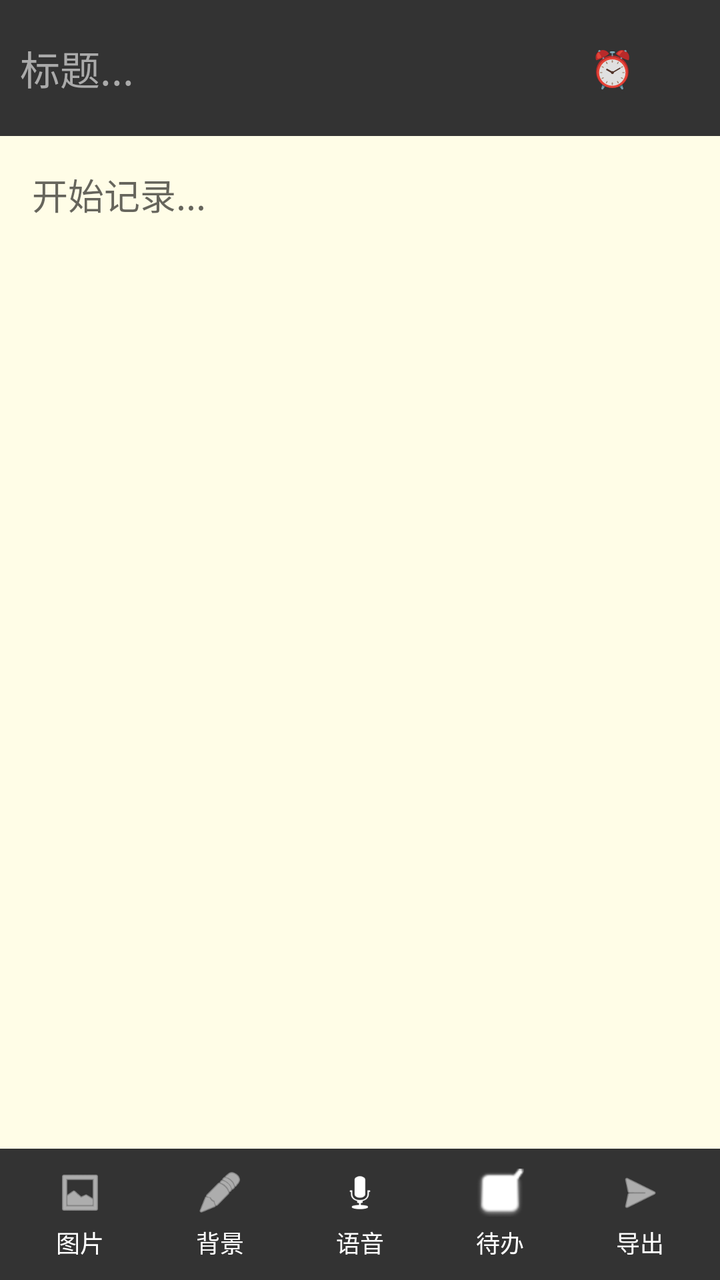
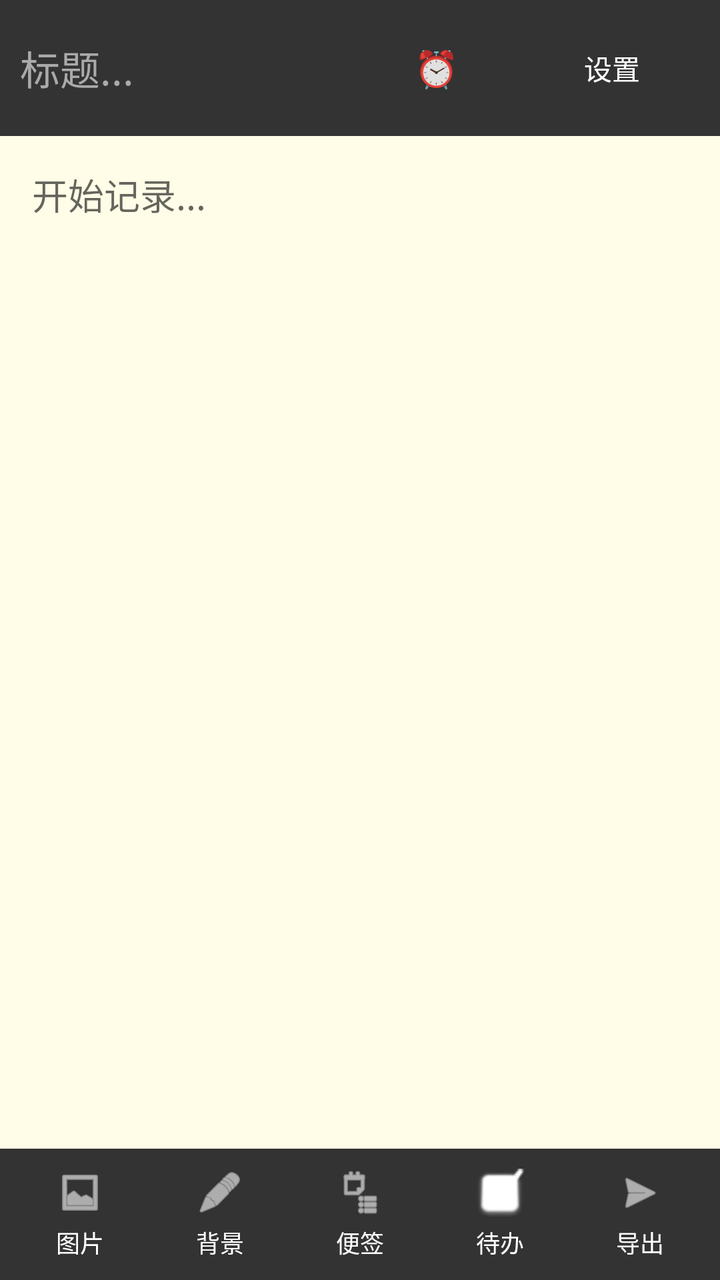

Compare the two renders of this Android layout. The source of the first and the diff that turns it into the second are given below.
<!-- AndroidManifest.xml: application theme AppTheme -->
<!-- res/layout/note_editor.xml -->
<?xml version="1.0" encoding="utf-8"?>
<LinearLayout xmlns:android="http://schemas.android.com/apk/res/android"
    android:layout_width="match_parent"
    android:layout_height="match_parent"
    android:orientation="vertical">

    <LinearLayout
        android:layout_width="match_parent"
        android:layout_height="wrap_content"
        android:background="#333333"
        android:orientation="horizontal"
        android:gravity="center_vertical"
        android:padding="10dp">

        
        <EditText
            android:id="@+id/title"
            android:layout_width="0dp"
            android:layout_weight="1"
            android:layout_height="wrap_content"
            android:textColor="#FFFFFF"
            android:textSize="20sp"
            android:background="@null"
            android:hint="标题..."
            android:textColorHint="#AAAAAA"
            android:inputType="text" />

        
        <Button
            android:id="@+id/btn_set_reminder"
            android:layout_width="wrap_content"
            android:layout_height="wrap_content"
            android:text="⏰"
            android:textSize="18sp"
            android:background="@null" />
    </LinearLayout>

    
    <ScrollView
        android:layout_width="match_parent"
        android:layout_height="0dp"
        android:layout_weight="1"
        android:background="#FFFDE7">

        <LinearLayout
            android:id="@+id/content_container"
            android:layout_width="match_parent"
            android:layout_height="wrap_content"
            android:orientation="vertical"
            android:padding="16dp">

            <EditText
                android:id="@+id/note"
                android:layout_width="match_parent"
                android:layout_height="wrap_content"
                android:minHeight="150dp"
                android:gravity="top|start"
                android:background="@null"
                android:textColor="#333333"
                android:inputType="textMultiLine|textCapSentences"
                android:hint="开始记录..." />

        </LinearLayout>
    </ScrollView>

    
    <LinearLayout
        android:layout_width="match_parent"
        android:layout_height="wrap_content"
        android:orientation="horizontal"
        android:background="#333333"
        android:padding="5dp"
        android:gravity="center">

        
        <LinearLayout
            android:id="@+id/btn_add_image"
            android:layout_width="0dp"
            android:layout_height="wrap_content"
            android:layout_weight="1"
            android:orientation="vertical"
            android:gravity="center"
            android:padding="5dp"
            android:background="?android:attr/selectableItemBackground">
            <ImageView
                android:layout_width="24dp"
                android:layout_height="24dp"
                android:src="@android:drawable/ic_menu_gallery"
                android:tint="#FFFFFF" />
            <TextView
                android:layout_width="wrap_content"
                android:layout_height="wrap_content"
                android:text="图片"
                android:textColor="#FFFFFF"
                android:textSize="12sp"
                android:layout_marginTop="4dp" />
        </LinearLayout>

        
        <LinearLayout
            android:id="@+id/btn_change_bg"
            android:layout_width="0dp"
            android:layout_height="wrap_content"
            android:layout_weight="1"
            android:orientation="vertical"
            android:gravity="center"
            android:padding="5dp"
            android:background="?android:attr/selectableItemBackground">
            <ImageView
                android:layout_width="24dp"
                android:layout_height="24dp"
                android:src="@android:drawable/ic_menu_edit"
                android:tint="#FFFFFF" />
            <TextView
                android:layout_width="wrap_content"
                android:layout_height="wrap_content"
                android:text="背景"
                android:textColor="#FFFFFF"
                android:textSize="12sp"
                android:layout_marginTop="4dp" />
        </LinearLayout>

        
        <LinearLayout
            android:id="@+id/btn_voice"
            android:layout_width="0dp"
            android:layout_height="wrap_content"
            android:layout_weight="1"
            android:orientation="vertical"
            android:gravity="center"
            android:padding="5dp"
            android:background="?android:attr/selectableItemBackground">
            <ImageView
                android:layout_width="24dp"
                android:layout_height="24dp"
                android:src="@android:drawable/ic_btn_speak_now"
                android:tint="#FFFFFF" />
            <TextView
                android:layout_width="wrap_content"
                android:layout_height="wrap_content"
                android:text="语音"
                android:textColor="#FFFFFF"
                android:textSize="12sp"
                android:layout_marginTop="4dp" />
        </LinearLayout>

        
        <LinearLayout
            android:id="@+id/btn_todo"
            android:layout_width="0dp"
            android:layout_height="wrap_content"
            android:layout_weight="1"
            android:orientation="vertical"
            android:gravity="center"
            android:padding="5dp"
            android:background="?android:attr/selectableItemBackground">
            <ImageView
                android:layout_width="24dp"
                android:layout_height="24dp"
                android:src="@android:drawable/checkbox_on_background"
                android:tint="#FFFFFF" />
            <TextView
                android:layout_width="wrap_content"
                android:layout_height="wrap_content"
                android:text="待办"
                android:textColor="#FFFFFF"
                android:textSize="12sp"
                android:layout_marginTop="4dp" />
        </LinearLayout>

        
        <LinearLayout
            android:id="@+id/btn_export"
            android:layout_width="0dp"
            android:layout_height="wrap_content"
            android:layout_weight="1"
            android:orientation="vertical"
            android:gravity="center"
            android:padding="5dp"
            android:background="?android:attr/selectableItemBackground">
            <ImageView
                android:layout_width="24dp"
                android:layout_height="24dp"
                android:src="@android:drawable/ic_menu_send"
                android:tint="#FFFFFF" />
            <TextView
                android:layout_width="wrap_content"
                android:layout_height="wrap_content"
                android:text="导出"
                android:textColor="#FFFFFF"
                android:textSize="12sp"
                android:layout_marginTop="4dp" />
        </LinearLayout>
    </LinearLayout>
</LinearLayout>
<!-- resources referenced by this layout -->
<resources>
  <style name="AppTheme" parent="android:Theme.Material.Light.DarkActionBar">
          <item name="android:colorPrimary">#4CAF50</item>
          <item name="android:colorPrimaryDark">#388E3C</item>
          <item name="android:colorAccent">#4CAF50</item>
      </style>
</resources>

<!-- the commit's change to res/layout/note_editor.xml (unified diff, before → after) -->
@@ -1,9 +1,11 @@
 <?xml version="1.0" encoding="utf-8"?>
 <LinearLayout xmlns:android="http://schemas.android.com/apk/res/android"
+    android:id="@+id/editor_root"
     android:layout_width="match_parent"
     android:layout_height="match_parent"
     android:orientation="vertical">
 
+    
     <LinearLayout
         android:layout_width="match_parent"
         android:layout_height="wrap_content"
@@ -12,7 +14,6 @@
         android:gravity="center_vertical"
         android:padding="10dp">
 
-        
         <EditText
             android:id="@+id/title"
             android:layout_width="0dp"
@@ -25,7 +26,6 @@
             android:textColorHint="#AAAAAA"
             android:inputType="text" />
 
-        
         <Button
             android:id="@+id/btn_set_reminder"
             android:layout_width="wrap_content"
@@ -33,21 +33,32 @@
             android:text="⏰"
             android:textSize="18sp"
             android:background="@null" />
+
+        <Button
+            android:id="@+id/btn_preferences"
+            android:layout_width="wrap_content"
+            android:layout_height="wrap_content"
+            android:background="@null"
+            android:text="设置"
+            android:textColor="#FFFFFF" />
     </LinearLayout>
 
     
     <ScrollView
+        android:id="@+id/editor_scroll"
         android:layout_width="match_parent"
         android:layout_height="0dp"
         android:layout_weight="1"
-        android:background="#FFFDE7">
+        android:fillViewport="true"
+        android:background="#FFFFFDE7">
 
         <LinearLayout
             android:id="@+id/content_container"
             android:layout_width="match_parent"
-            android:layout_height="wrap_content"
-            android:orientation="vertical"
-            android:padding="16dp">
+            android:layout_height="match_parent"
+            android:orientation="vertical"
+            android:padding="16dp"
+            android:background="#FFFFFDE7">
 
             <EditText
                 android:id="@+id/note"
@@ -59,7 +70,6 @@
                 android:textColor="#333333"
                 android:inputType="textMultiLine|textCapSentences"
                 android:hint="开始记录..." />
-
         </LinearLayout>
     </ScrollView>
 
@@ -82,11 +92,13 @@
             android:gravity="center"
             android:padding="5dp"
             android:background="?android:attr/selectableItemBackground">
+
             <ImageView
                 android:layout_width="24dp"
                 android:layout_height="24dp"
                 android:src="@android:drawable/ic_menu_gallery"
                 android:tint="#FFFFFF" />
+
             <TextView
                 android:layout_width="wrap_content"
                 android:layout_height="wrap_content"
@@ -106,11 +118,13 @@
             android:gravity="center"
             android:padding="5dp"
             android:background="?android:attr/selectableItemBackground">
+
             <ImageView
                 android:layout_width="24dp"
                 android:layout_height="24dp"
                 android:src="@android:drawable/ic_menu_edit"
                 android:tint="#FFFFFF" />
+
             <TextView
                 android:layout_width="wrap_content"
                 android:layout_height="wrap_content"
@@ -120,25 +134,26 @@
                 android:layout_marginTop="4dp" />
         </LinearLayout>
 
-        
-        <LinearLayout
-            android:id="@+id/btn_voice"
-            android:layout_width="0dp"
-            android:layout_height="wrap_content"
-            android:layout_weight="1"
-            android:orientation="vertical"
-            android:gravity="center"
-            android:padding="5dp"
-            android:background="?android:attr/selectableItemBackground">
-            <ImageView
-                android:layout_width="24dp"
-                android:layout_height="24dp"
-                android:src="@android:drawable/ic_btn_speak_now"
-                android:tint="#FFFFFF" />
-            <TextView
-                android:layout_width="wrap_content"
-                android:layout_height="wrap_content"
-                android:text="语音"
+        <LinearLayout
+            android:id="@+id/btn_note"
+            android:layout_width="0dp"
+            android:layout_height="wrap_content"
+            android:layout_weight="1"
+            android:orientation="vertical"
+            android:gravity="center"
+            android:padding="5dp"
+            android:background="?android:attr/selectableItemBackground">
+
+            <ImageView
+                android:layout_width="24dp"
+                android:layout_height="24dp"
+                android:src="@android:drawable/ic_menu_agenda"
+                android:tint="#FFFFFF" />
+
+            <TextView
+                android:layout_width="wrap_content"
+                android:layout_height="wrap_content"
+                android:text="便签"
                 android:textColor="#FFFFFF"
                 android:textSize="12sp"
                 android:layout_marginTop="4dp" />
@@ -154,11 +169,13 @@
             android:gravity="center"
             android:padding="5dp"
             android:background="?android:attr/selectableItemBackground">
+
             <ImageView
                 android:layout_width="24dp"
                 android:layout_height="24dp"
                 android:src="@android:drawable/checkbox_on_background"
                 android:tint="#FFFFFF" />
+
             <TextView
                 android:layout_width="wrap_content"
                 android:layout_height="wrap_content"
@@ -178,11 +195,13 @@
             android:gravity="center"
             android:padding="5dp"
             android:background="?android:attr/selectableItemBackground">
+
             <ImageView
                 android:layout_width="24dp"
                 android:layout_height="24dp"
                 android:src="@android:drawable/ic_menu_send"
                 android:tint="#FFFFFF" />
+
             <TextView
                 android:layout_width="wrap_content"
                 android:layout_height="wrap_content"
